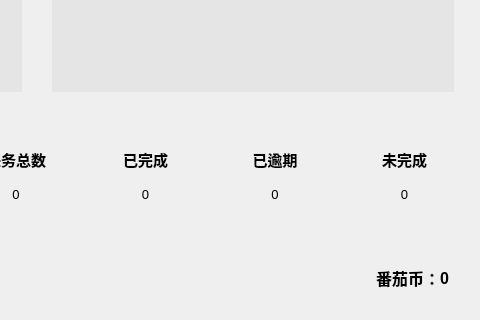
Above: gui/firstWidget.ui from WatsonJay/tomato_farm before the change; both pictures show x 406 to 886 and y 221 to 541 of the 886 by 541 pixel window. Below: the same form after it.
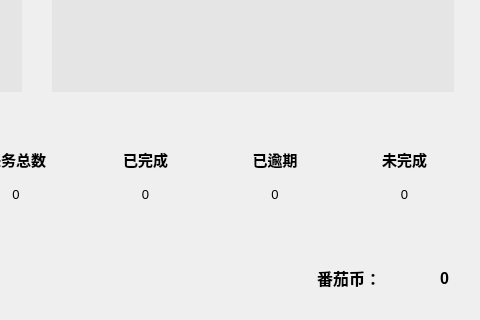
That is the form after the change. Icons and pictures are not drawn.

```diff
--- a/gui/firstWidget.ui
+++ b/gui/firstWidget.ui
@@ -503,6 +503,12 @@
          </item>
          <item>
           <widget class="QLabel" name="label_4">
+           <property name="minimumSize">
+            <size>
+             <width>80</width>
+             <height>60</height>
+            </size>
+           </property>
            <property name="font">
             <font>
              <family>Microsoft YaHei UI</family>
@@ -514,10 +520,19 @@
            <property name="text">
             <string>番茄币：</string>
            </property>
+           <property name="alignment">
+            <set>Qt::AlignCenter</set>
+           </property>
           </widget>
          </item>
          <item>
-          <widget class="QLabel" name="label_3">
+          <widget class="QLabel" name="tomatoCoinLabel">
+           <property name="minimumSize">
+            <size>
+             <width>60</width>
+             <height>0</height>
+            </size>
+           </property>
            <property name="font">
             <font>
              <family>Microsoft YaHei UI</family>
@@ -529,6 +544,9 @@
            <property name="text">
             <string>0</string>
            </property>
+           <property name="alignment">
+            <set>Qt::AlignRight|Qt::AlignTrailing|Qt::AlignVCenter</set>
+           </property>
           </widget>
          </item>
         </layout>
```
Left out of the diff: 22 changed lines with no effect on the pictures.
